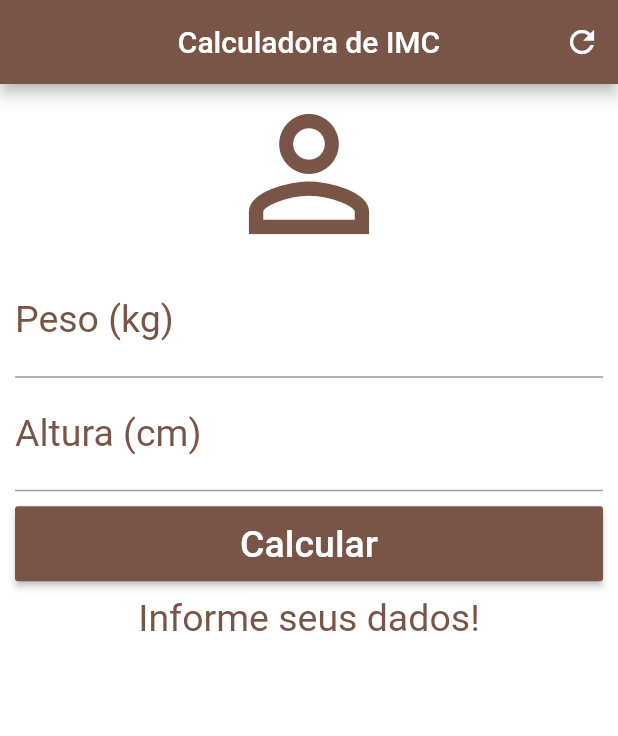
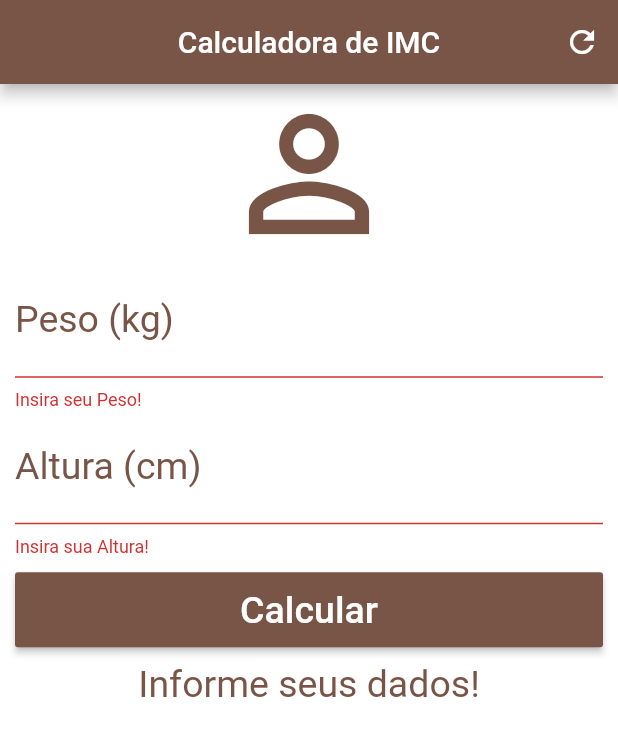
Before and after one commit to rafa7w/imc, a Flutter app: the screen it shows after launch, after a tap on "Calcular", on a phone screen of 412 x 824 dp. Shown: the top 736 px of the screen. Run offline on Flutter 3.47's test engine with Material 2 defaults, Android fonts, the phone set to English and light mode, and no system bars.

```diff
--- a/lib/main.dart
+++ b/lib/main.dart
@@ -20,12 +20,18 @@ class _HomeState extends State<Home> {
   TextEditingController weightController = TextEditingController();
   TextEditingController heightController = TextEditingController();
 
+  late GlobalKey<FormState> _formKey = GlobalKey<FormState>();
+
   String _infoText = 'Informe seus dados!';
 
   void _resetFields() {
     weightController.text = '';
     heightController.text = '';
+
+    setState(() {
       _infoText = 'Informe seus dados!';
+      _formKey = GlobalKey<FormState>();
+    });
   }
 
   void _calculate() {
@@ -64,11 +70,13 @@ class _HomeState extends State<Home> {
       backgroundColor: Colors.white,
       body: SingleChildScrollView(
         padding: const EdgeInsets.fromLTRB(10.0, 0.0, 10.0, 0.0),
+        child: Form(
+          key: _formKey,
           child: Column(
             crossAxisAlignment: CrossAxisAlignment.stretch,
             children: [
               const Icon(Icons.person_outline, size: 120, color: Colors.brown),
-            TextField(
+              TextFormField(
                 keyboardType: TextInputType.number,
                 decoration: const InputDecoration(
                     labelText: 'Peso (kg)',
@@ -76,8 +84,13 @@ class _HomeState extends State<Home> {
                 textAlign: TextAlign.center,
                 style: const TextStyle(color: Colors.brown, fontSize: 25),
                 controller: weightController,
+                validator: (value) {
+                  if (value!.isEmpty) {
+                    return 'Insira seu Peso!';
+                  }
+                },
               ),
-            TextField(
+              TextFormField(
                 keyboardType: TextInputType.number,
                 decoration: const InputDecoration(
                     labelText: 'Altura (cm)',
@@ -85,6 +98,11 @@ class _HomeState extends State<Home> {
                 textAlign: TextAlign.center,
                 style: const TextStyle(color: Colors.brown, fontSize: 25),
                 controller: heightController,
+                validator: (value) {
+                  if (value!.isEmpty) {
+                    return 'Insira sua Altura!';
+                  }
+                },
               ),
               Padding(
                 padding: const EdgeInsets.only(top: 10.0, bottom: 10.0),
@@ -93,7 +111,11 @@ class _HomeState extends State<Home> {
                   // ignore: prefer_const_constructors, deprecated_member_use
                   child: RaisedButton(
                     color: Colors.brown,
-                  onPressed: _calculate,
+                    onPressed: () {
+                      if (_formKey.currentState!.validate()) {
+                        _calculate();
+                      }
+                    },
                     child: const Text(
                       'Calcular',
                       style: TextStyle(
@@ -115,6 +137,7 @@ class _HomeState extends State<Home> {
             ],
           ),
         ),
+      ),
     );
   }
 }
```
Lines whose indentation alone changed are shown as unchanged.
